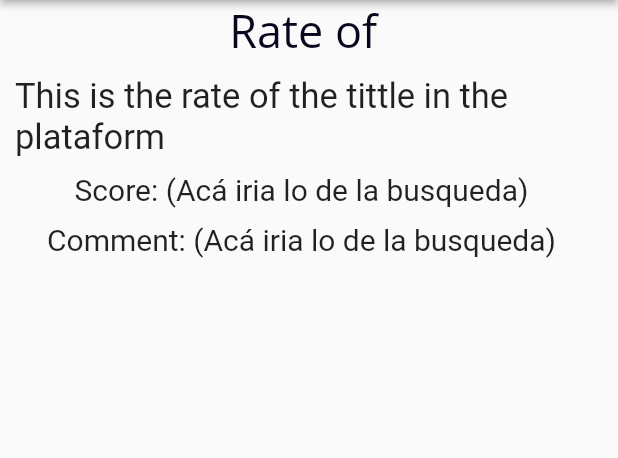
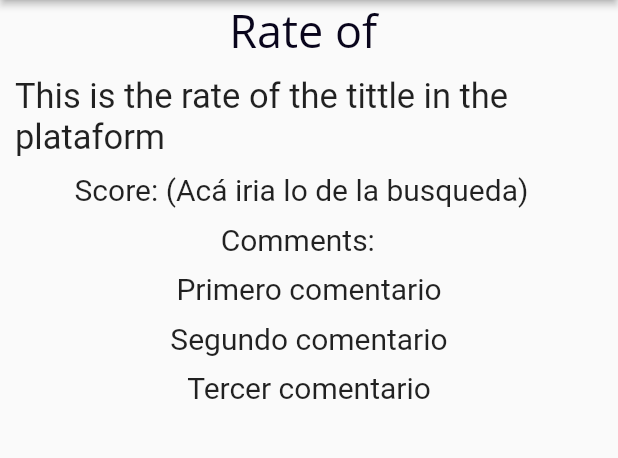
Before and after one commit to archi-2D/MovilUNNetflis, a Flutter app: the CommentsViewRatePage screen opened directly with empty values, on a phone screen of 412 x 824 dp, the part 84-542 px from its top. Run offline on Flutter 3.47's test engine with Material 2 defaults, Android fonts, the phone set to English and light mode, and no system bars; our stand-ins replace flutter_dotenv, flutter_easyloading, graphql_flutter, rxdart.

Commit message:
comments

```diff
--- a/lib/src/view/pages/comments/comments_view_rate_page.dart
+++ b/lib/src/view/pages/comments/comments_view_rate_page.dart
@@ -99,10 +99,13 @@ class _CommentsViewRatePageState extends State<CommentsViewRatePage> {
               const Padding(
                 padding: EdgeInsets.only(top: 10, right: 20, left: 10),
                 child: Text(
-                  'Comment: (Acá iria lo de la busqueda)',
+                  'Comments: ',
                   style: TextStyle(fontSize: 20)
                 )
-              )
+              ),
+              _comment("Primero comentario"),
+              _comment("Segundo comentario"),
+              _comment("Tercer comentario"),
             ],
           ),
         )
@@ -179,6 +182,16 @@ class _CommentsViewRatePageState extends State<CommentsViewRatePage> {
     );
   }
 
+  Widget _comment(String text){
+    return Padding(
+        padding: EdgeInsets.only(top: 10, right: 10, left: 10),
+        child: Text(
+          text,
+          style: TextStyle(fontSize: 20)
+        )
+    );
+  }
+
   a() async {
     GraphQLClient client = graphqlClass.clientToQuery();
     String document = """
```
